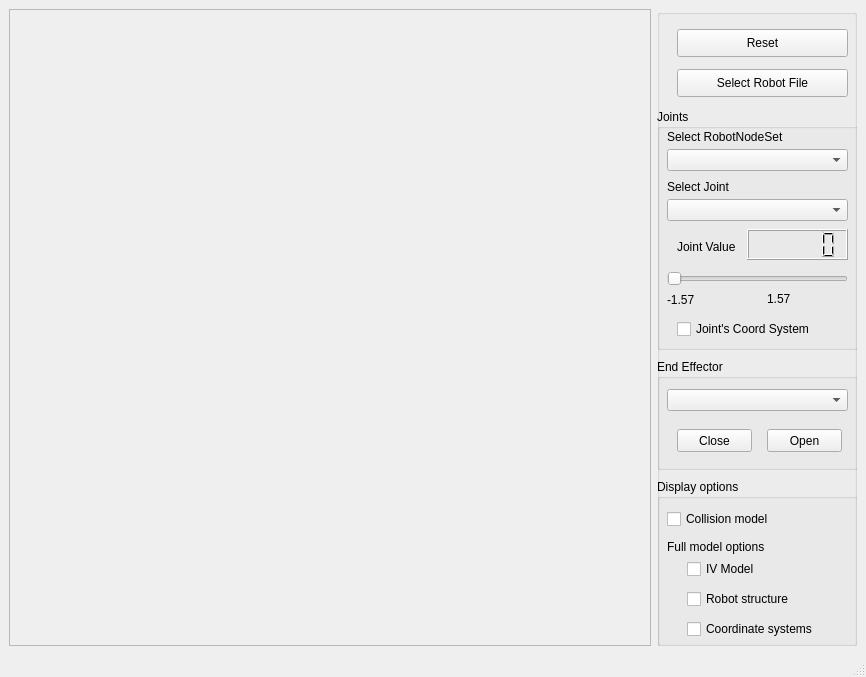
First picture: the form in VirtualRobot/examples/RobotViewerOSG/RobotViewer.ui, repository softbankrobotics-research/Simox, before the edit.
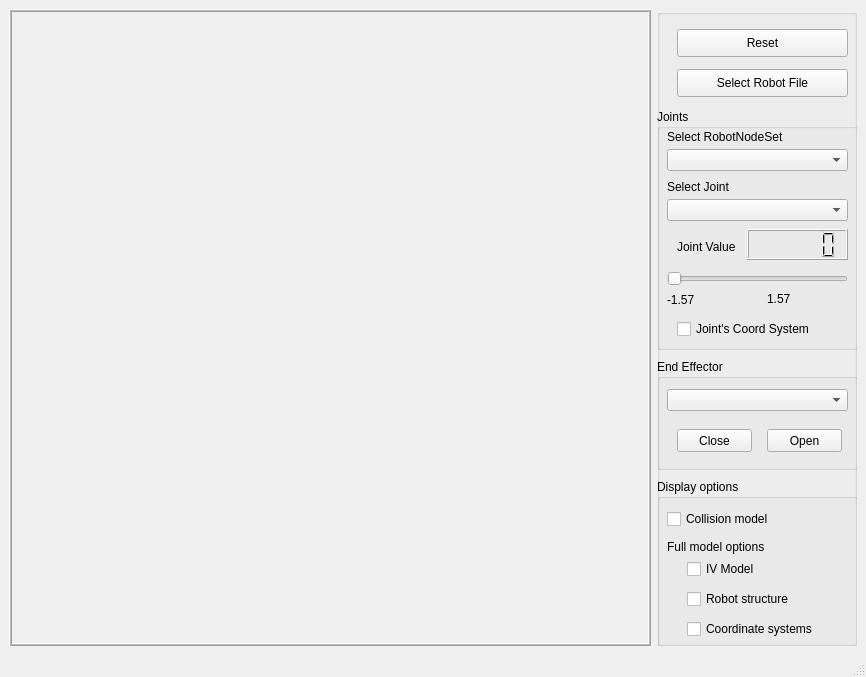
Second picture: the form after the edit.

Diff of the .ui file:
```diff
--- a/VirtualRobot/examples/RobotViewerOSG/RobotViewer.ui
+++ b/VirtualRobot/examples/RobotViewerOSG/RobotViewer.ui
@@ -15,6 +15,21 @@
   </property>
   <widget class="QWidget" name="centralwidget">
    <layout class="QGridLayout" name="gridLayout">
+    <item row="0" column="0">
+     <layout class="QGridLayout" name="gridLayout_2">
+      <item row="0" column="0">
+       <widget class="QFrame" name="frameViewer">
+        <property name="frameShape">
+         <enum>QFrame::Box</enum>
+        </property>
+        <property name="frameShadow">
+         <enum>QFrame::Raised</enum>
+        </property>
+        <property name="midLineWidth">
+         <number>1</number>
+        </property>
+       </widget>
+      </item>
     <item row="0" column="1">
      <widget class="QGroupBox" name="groupBox">
       <property name="sizePolicy">
@@ -400,15 +415,7 @@
       </widget>
      </widget>
     </item>
-    <item row="0" column="0">
-     <widget class="QFrame" name="frameViewer">
-      <property name="frameShape">
-       <enum>QFrame::StyledPanel</enum>
-      </property>
-      <property name="frameShadow">
-       <enum>QFrame::Raised</enum>
-      </property>
-     </widget>
+     </layout>
     </item>
    </layout>
   </widget>
```
Lines whose indentation alone changed are shown as unchanged.
